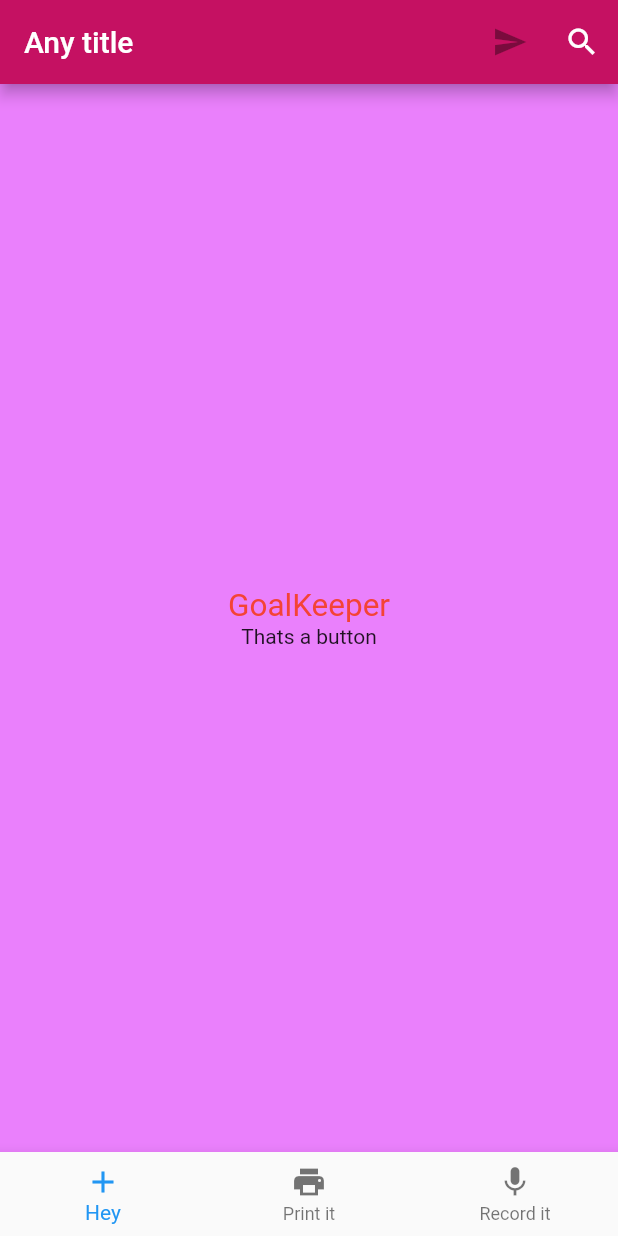
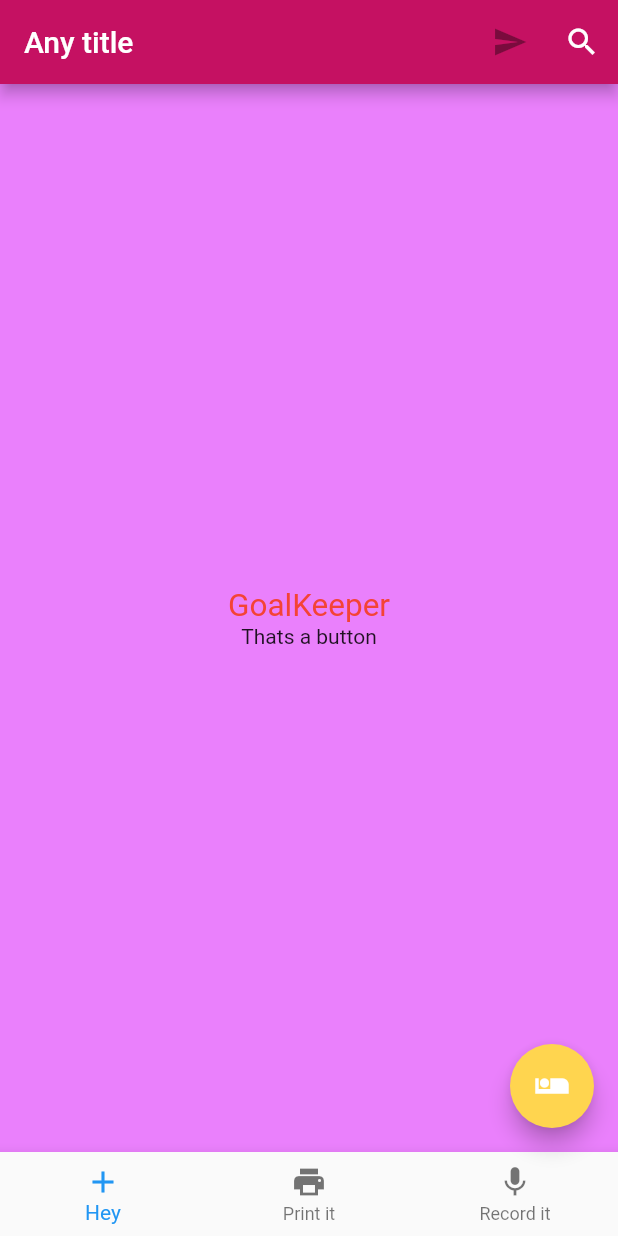
Before and after one commit to MigAlex/Oct_Test_Paul, a Flutter app: the screen it shows after launch, on a phone screen of 412 x 824 dp. Run offline on Flutter 3.47's test engine with Material 2 defaults, Android fonts, the phone set to English and light mode, and no system bars.

Commit message:
S16W83 - Scaffold's properties (floatingActionButton and itselfs widget)

```diff
--- a/lib/ui/home_page.dart
+++ b/lib/ui/home_page.dart
@@ -40,6 +40,13 @@ class HomePage extends StatelessWidget {
           ],
         ),
       ),
+      floatingActionButton: FloatingActionButton(
+        onPressed: () => debugPrint("Sleepy button is pressed"),
+        backgroundColor: Colors.amber.shade300,
+        tooltip: 'Time for bed',
+        child: Icon(Icons.airline_seat_individual_suite),
+      ),
+
       bottomNavigationBar: BottomNavigationBar(
         items: [
           BottomNavigationBarItem(
```
